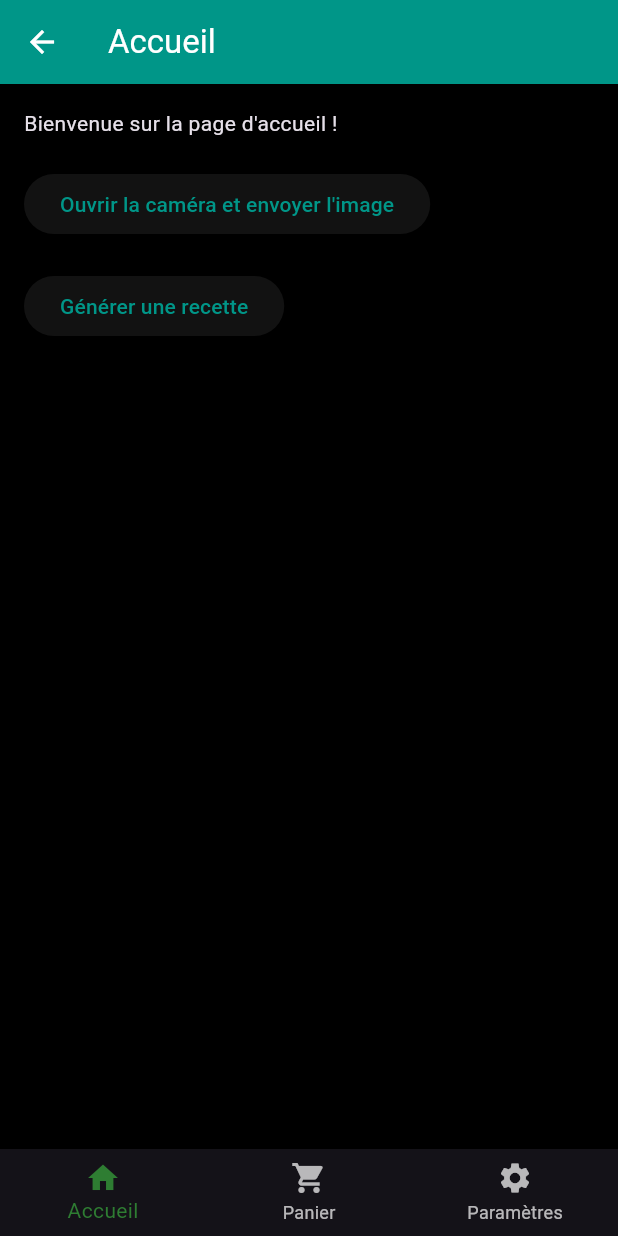
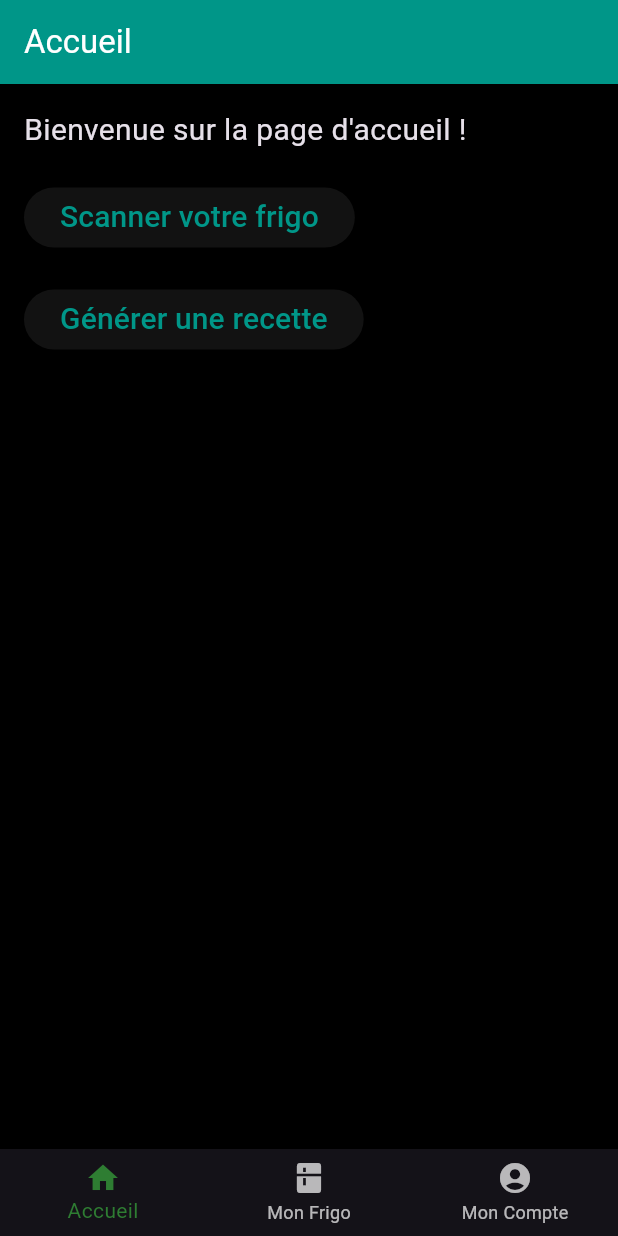
Before and after one commit to GregSourget/CuistoLoco, a Flutter app: the BottomNavigation screen opened by its route, on a phone screen of 412 x 824 dp. Run offline on Flutter 3.47's test engine with Material 3 defaults, Android fonts, the light colour scheme and no system bars; our stand-ins replace flutter_dotenv, image_picker, supabase_flutter; missing offline and left inert: twilio_flutter; accounts and stored records are empty; project files that could hold a hidden picture were left out.

Commit message:
V1 CuistoLoco + Fridge + Account + Cleanup

```diff
--- a/lib/bottom_navigation.dart
+++ b/lib/bottom_navigation.dart
@@ -1,7 +1,7 @@
 import 'package:flutter/material.dart';
 import 'home_screen.dart';
-import 'cart_screen.dart';
-import 'settings_screen.dart';
+import 'fridge_screen.dart';
+import 'account_screen.dart';
 
 class BottomNavigation extends StatefulWidget {
   @override
@@ -13,8 +13,8 @@ class _BottomNavigationState extends State<BottomNavigation> {
 
   static final List<Widget> _widgetOptions = <Widget>[
     HomeScreen(),
-    CartScreen(),
-    SettingsScreen(),
+    FridgeScreen(),
+    AccountScreen(),
   ];
 
   void _onItemTapped(int index) {
@@ -34,12 +34,12 @@ class _BottomNavigationState extends State<BottomNavigation> {
             label: 'Accueil',
           ),
           BottomNavigationBarItem(
-            icon: Icon(Icons.shopping_cart),
-            label: 'Panier',
+            icon: Icon(Icons.kitchen),
+            label: 'Mon Frigo',
           ),
           BottomNavigationBarItem(
-            icon: Icon(Icons.settings),
-            label: 'Paramètres',
+            icon: Icon(Icons.account_circle),
+            label: 'Mon Compte',
           ),
         ],
         currentIndex: _selectedIndex,
--- a/lib/cart_screen.dart
+++ /dev/null
@@ -1,16 +0,0 @@
-import 'package:flutter/material.dart';
-
-class CartScreen extends StatelessWidget {
-  @override
-  Widget build(BuildContext context) {
-    return Scaffold(
-      appBar: AppBar(
-        title: Text('Panier'),
-        automaticallyImplyLeading: false,
-      ),
-      body: Center(
-        child: Text('Votre panier est vide.'),
-      ),
-    );
-  }
-}
--- a/lib/home_screen.dart
+++ b/lib/home_screen.dart
@@ -13,13 +13,19 @@ class _HomeScreenState extends State<HomeScreen> {
   @override
   Widget build(BuildContext context) {
     return Scaffold(
-      appBar: AppBar(title: Text('Accueil')),
+      appBar: AppBar(
+        title: Text('Accueil'),
+        automaticallyImplyLeading: false, // Désactiver la flèche de retour
+      ),
       body: SingleChildScrollView(
         padding: EdgeInsets.all(16.0),
         child: Column(
           crossAxisAlignment: CrossAxisAlignment.start,
           children: <Widget>[
-            Text("Bienvenue sur la page d'accueil !"),
+            Text(
+              "Bienvenue sur la page d'accueil !",
+              style: TextStyle(fontSize: 20), // Taille de la police 20
+            ),
             SizedBox(height: 20),
             ElevatedButton(
               onPressed: () async {
@@ -30,7 +36,10 @@ class _HomeScreenState extends State<HomeScreen> {
                   print('Erreur lors de la capture de l\'image : $e');
                 }
               },
-              child: Text("Ouvrir la caméra et envoyer l'image"),
+              child: Text(
+                "Scanner votre frigo",
+                style: TextStyle(fontSize: 20), // Taille de la police 20 pour le texte du bouton
+              ),
             ),
             SizedBox(height: 20),
             ElevatedButton(
@@ -48,13 +57,16 @@ class _HomeScreenState extends State<HomeScreen> {
                   print('Erreur lors de la génération de la recette : $e');
                 }
               },
-              child: Text('Générer une recette'),
+              child: Text(
+                'Générer une recette',
+                style: TextStyle(fontSize: 20), // Taille de la police 20 pour le texte du bouton
+              ),
             ),
             SizedBox(height: 20),
             if (_recipe.isNotEmpty)
               Text(
                 _recipe,
-                style: TextStyle(fontSize: 16),
+                style: TextStyle(fontSize: 20), // Taille de la police 20 pour le texte de la recette
               ),
           ],
         ),
```
Also changed, not shown: lib/account_screen.dart (added, +89 -0 lines), lib/fridge_screen.dart (added, +47 -0 lines), lib/settings_screen.dart (deleted, +0 -16 lines).
